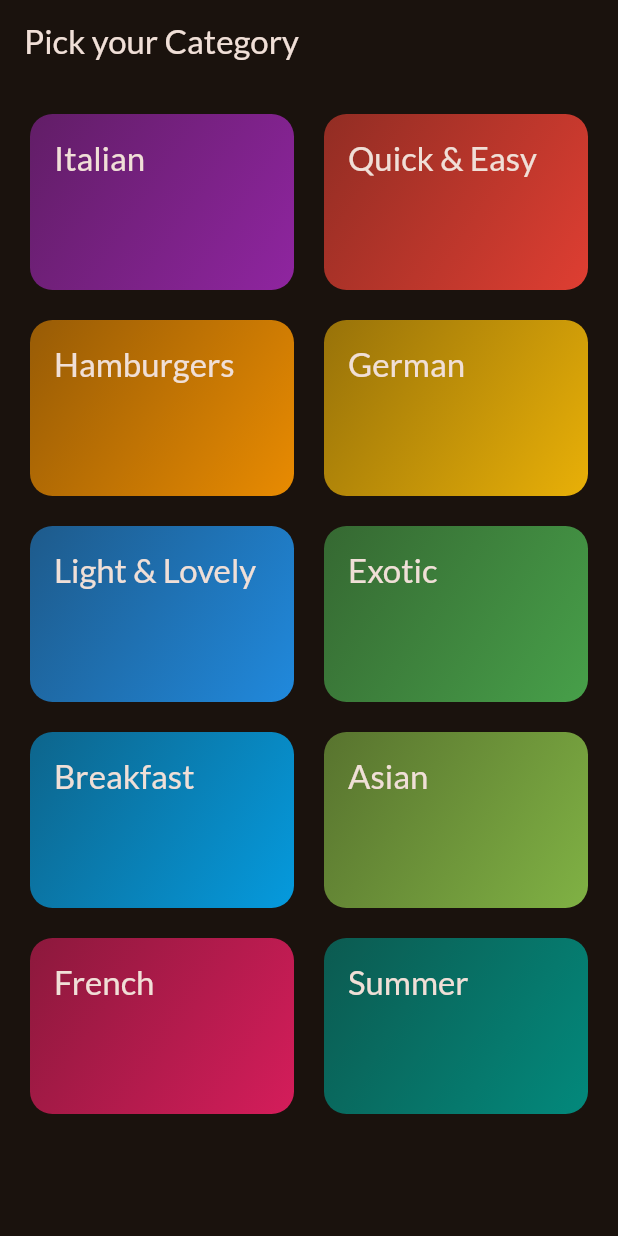
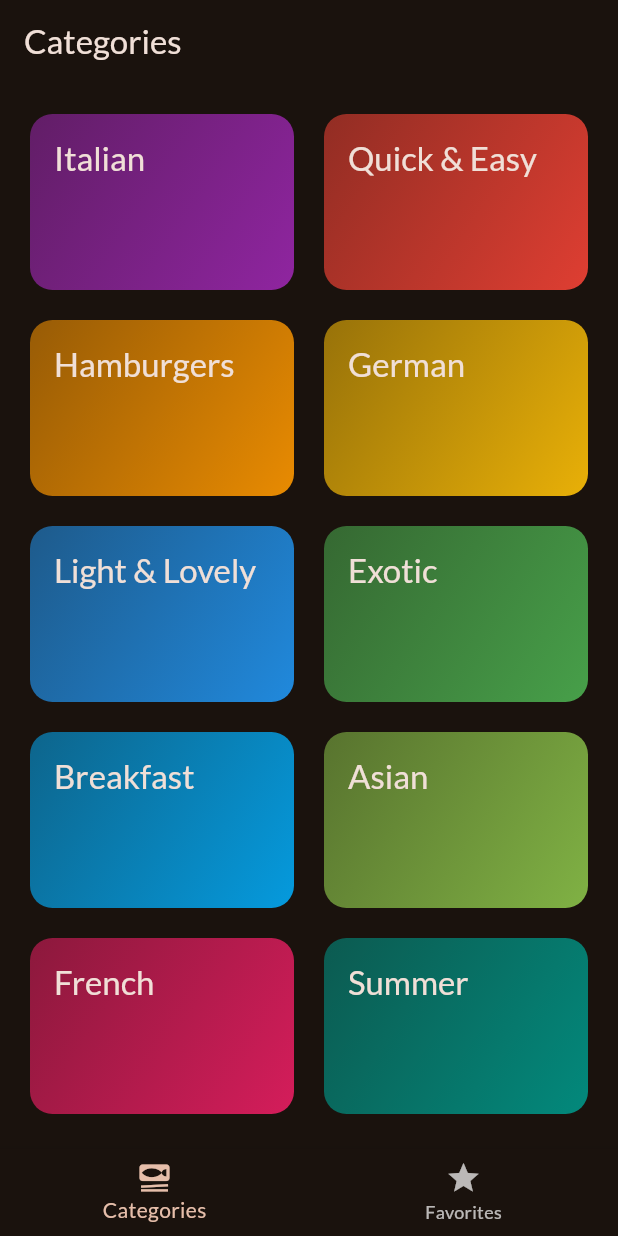
Before and after one commit to coehne/flutter_meals_app, a Flutter app: the screen it shows after launch, on a phone screen of 412 x 824 dp. Run offline on Flutter 3.47's test engine with Material 3 defaults, Android fonts, the phone set to English and light mode, and no system bars; our stand-ins replace google_fonts, transparent_image.

Commit message:
add add to favorite feature with snackbar

```diff
--- a/lib/main.dart
+++ b/lib/main.dart
@@ -1,5 +1,5 @@
 import 'package:flutter/material.dart';
-import 'package:flutter_meals_app/screens/categories.dart';
+import 'package:flutter_meals_app/screens/tabs.dart';
 
 import 'package:google_fonts/google_fonts.dart';
 
@@ -21,6 +21,6 @@ class App extends StatelessWidget {
 
   @override
   Widget build(BuildContext context) {
-    return MaterialApp(theme: theme, home: const CategoriesScreen());
+    return MaterialApp(theme: theme, home: const TabsScreen());
   }
 }
--- a/lib/screens/categories.dart
+++ b/lib/screens/categories.dart
@@ -1,15 +1,24 @@
+// ignore_for_file: public_member_api_docs, sort_constructors_first
 import 'package:flutter/material.dart';
+
 import 'package:flutter_meals_app/data/dummy_data.dart';
 import 'package:flutter_meals_app/models/category.dart';
+import 'package:flutter_meals_app/models/meal.dart';
 import 'package:flutter_meals_app/screens/meals.dart';
 import 'package:flutter_meals_app/widgets/grid_item.dart';
 
 class CategoriesScreen extends StatelessWidget {
-  const CategoriesScreen({super.key});
+  const CategoriesScreen({
+    super.key,
+    required this.onToggleFavorite,
+  });
+
+  final void Function(Meal meal) onToggleFavorite;
 
   void _selectCategory(BuildContext context, Category category) {
     Navigator.of(context).push(MaterialPageRoute(
         builder: (ctx) => MealsScreen(
+            onToggleFavorite: onToggleFavorite,
             title: category.title,
             meals: dummyMeals
                 .where((meal) => meal.categories.contains(category.id))
@@ -18,11 +27,7 @@ class CategoriesScreen extends StatelessWidget {
 
   @override
   Widget build(BuildContext context) {
-    return Scaffold(
-        appBar: AppBar(
-          title: const Text("Pick your Category"),
-        ),
-        body: GridView(
+    return GridView(
       padding: const EdgeInsets.all(20),
       gridDelegate: const SliverGridDelegateWithFixedCrossAxisCount(
           crossAxisCount: 2,
@@ -37,6 +42,6 @@ class CategoriesScreen extends StatelessWidget {
                 _selectCategory(context, category);
               }),
       ],
-        ));
+    );
   }
 }
--- /dev/null
+++ b/lib/screens/tabs.dart
@@ -0,0 +1,70 @@
+import 'package:flutter/material.dart';
+import 'package:flutter_meals_app/models/meal.dart';
+import 'package:flutter_meals_app/screens/categories.dart';
+import 'package:flutter_meals_app/screens/meals.dart';
+
+class TabsScreen extends StatefulWidget {
+  const TabsScreen({super.key});
+
+  @override
+  State<TabsScreen> createState() => _TabsScreenState();
+}
+
+class _TabsScreenState extends State<TabsScreen> {
+  int _selectedPageIndex = 0;
+
+  final List<Meal> _favoriteMeals = [];
+
+  void _showInfoMessage(String message) {
+    ScaffoldMessenger.of(context).clearSnackBars();
+    ScaffoldMessenger.of(context)
+        .showSnackBar(SnackBar(content: Text(message)));
+  }
+
+  void _toggleMealFavoriteStatus(Meal meal) {
+    if (_favoriteMeals.contains(meal)) {
+      _showInfoMessage("Removed from favorites!");
+      setState(() {
+        _favoriteMeals.remove(meal);
+      });
+    } else {
+      setState(() {
+        _showInfoMessage("Added to favorites!");
+        _favoriteMeals.add(meal);
+      });
+    }
+  }
+
+  void _selectPage(int index) {
+    setState(() {
+      _selectedPageIndex = index;
+    });
+  }
+
+  @override
+  Widget build(BuildContext context) {
+    Widget activePage =
+        CategoriesScreen(onToggleFavorite: _toggleMealFavoriteStatus);
+    var activePageTitle = "Categories";
+    if (_selectedPageIndex == 1) {
+      activePageTitle = "Favorites";
+      activePage = MealsScreen(
+        meals: _favoriteMeals,
+        onToggleFavorite: _toggleMealFavoriteStatus,
+      );
+    }
+    return Scaffold(
+      appBar: AppBar(title: Text(activePageTitle)),
+      body: activePage,
+      bottomNavigationBar: BottomNavigationBar(
+        currentIndex: _selectedPageIndex,
+        onTap: _selectPage,
+        items: const [
+          BottomNavigationBarItem(
+              icon: Icon(Icons.set_meal), label: "Categories"),
+          BottomNavigationBarItem(icon: Icon(Icons.star), label: "Favorites"),
+        ],
+      ),
+    );
+  }
+}
```
Also changed, not shown: lib/screens/meal_details.dart (+9 -0 lines), lib/screens/meals.dart (+23 -14 lines). Lines whose indentation alone changed are shown as unchanged.
